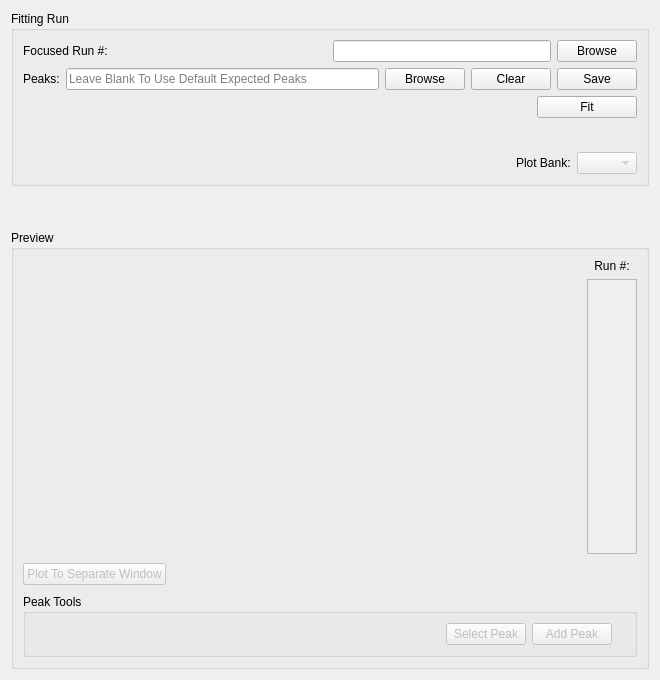
Above: MantidQt/CustomInterfaces/inc/MantidQtCustomInterfaces/EnggDiffraction/EnggDiffractionQtTabFitting.ui from mantidproject/mantid before the change. Below: the same form after it.
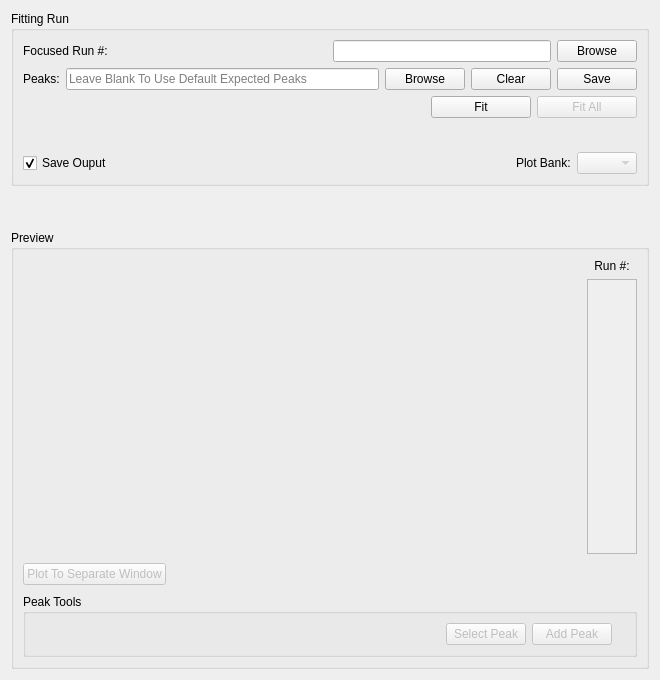
That is the form after the change. Custom widgets are drawn as their Qt base class.

Commit message:
merge 16005_multiple_runs_in_sequence_for_single_run_fitting_tab
refs #17241

What changed in the file:
```diff
--- a/MantidQt/CustomInterfaces/inc/MantidQtCustomInterfaces/EnggDiffraction/EnggDiffractionQtTabFitting.ui
+++ b/MantidQt/CustomInterfaces/inc/MantidQtCustomInterfaces/EnggDiffraction/EnggDiffractionQtTabFitting.ui
@@ -72,6 +72,16 @@
       </item>
       <item row="4" column="0">
        <layout class="QHBoxLayout" name="horizontalLayout">
+        <item>
+         <widget class="QCheckBox" name="checkBox">
+          <property name="text">
+           <string>Save Ouput</string>
+          </property>
+          <property name="checked">
+           <bool>true</bool>
+          </property>
+         </widget>
+        </item>
         <item>
          <spacer name="horizontalSpacer_15">
           <property name="orientation">
@@ -141,6 +151,22 @@
           </property>
          </widget>
         </item>
+        <item>
+         <widget class="QPushButton" name="pushButton_fit_all">
+          <property name="enabled">
+           <bool>false</bool>
+          </property>
+          <property name="minimumSize">
+           <size>
+            <width>100</width>
+            <height>0</height>
+           </size>
+          </property>
+          <property name="text">
+           <string>Fit All</string>
+          </property>
+         </widget>
+        </item>
        </layout>
       </item>
       <item row="1" column="0">
```
The commit also changes 16 other files.
